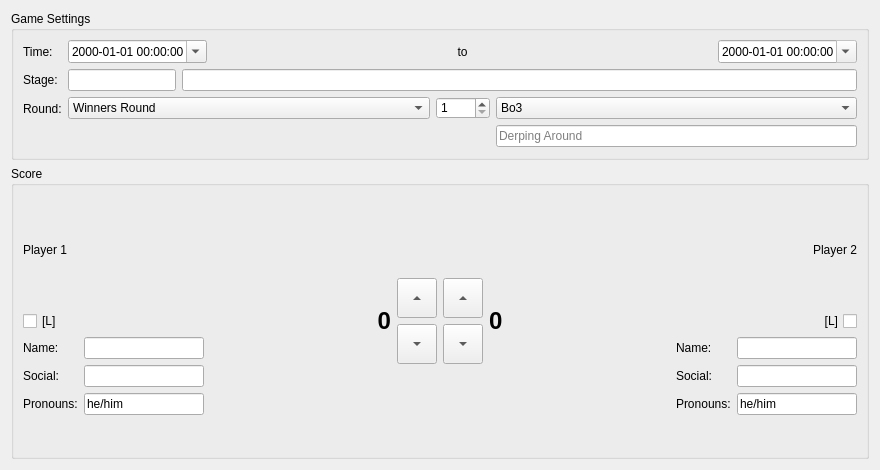
reframedultimate/ReFramed, file application/forms/MetaDataEditWidget_Game.ui: the form before one commit.
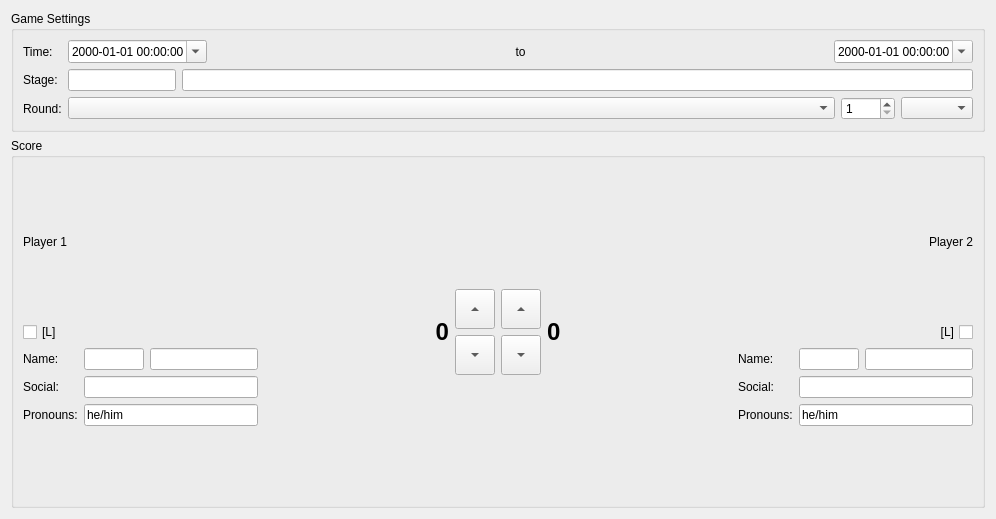
The form after the commit.

Commit message: Lots of new meta data

Diff of the .ui file:
```diff
--- a/application/forms/MetaDataEditWidget_Game.ui
+++ b/application/forms/MetaDataEditWidget_Game.ui
@@ -6,8 +6,8 @@
    <rect>
     <x>0</x>
     <y>0</y>
-    <width>880</width>
-    <height>470</height>
+    <width>996</width>
+    <height>519</height>
    </rect>
   </property>
   <property name="windowTitle">
@@ -136,90 +136,19 @@
        </widget>
       </item>
       <item row="2" column="1">
-       <layout class="QGridLayout" name="gridLayout">
-        <item row="1" column="3">
-         <widget class="QLineEdit" name="customSetFormat">
-          <property name="placeholderText">
-           <string>Derping Around</string>
-          </property>
-         </widget>
-        </item>
-        <item row="0" column="1">
-         <widget class="QComboBox" name="comboBox">
+       <layout class="QHBoxLayout" name="horizontalLayout_6">
+        <item>
+         <widget class="QComboBox" name="comboBox_roundType">
           <property name="sizePolicy">
            <sizepolicy hsizetype="MinimumExpanding" vsizetype="Fixed">
             <horstretch>0</horstretch>
             <verstretch>0</verstretch>
            </sizepolicy>
           </property>
-          <item>
-           <property name="text">
-            <string>Winners Round</string>
-           </property>
-          </item>
-          <item>
-           <property name="text">
-            <string>Winners Quarter Finals</string>
-           </property>
-          </item>
-          <item>
-           <property name="text">
-            <string>Winners Semi Finals</string>
-           </property>
-          </item>
-          <item>
-           <property name="text">
-            <string>Winners Finals</string>
-           </property>
-          </item>
-          <item>
-           <property name="text">
-            <string>Losers Round</string>
-           </property>
-          </item>
-          <item>
-           <property name="text">
-            <string>Losers Quarter Finals</string>
-           </property>
-          </item>
-          <item>
-           <property name="text">
-            <string>Losers Semi Finals</string>
-           </property>
-          </item>
-          <item>
-           <property name="text">
-            <string>Losers Finals</string>
-           </property>
-          </item>
-          <item>
-           <property name="text">
-            <string>Grand Finals</string>
-           </property>
-          </item>
-          <item>
-           <property name="text">
-            <string>Pools</string>
-           </property>
-          </item>
-          <item>
-           <property name="text">
-            <string>Single Round</string>
-           </property>
-          </item>
          </widget>
         </item>
-        <item row="0" column="3">
-         <widget class="QComboBox" name="setFormat">
-          <item>
-           <property name="text">
-            <string>Bo3</string>
-           </property>
-          </item>
-         </widget>
-        </item>
-        <item row="0" column="2">
-         <widget class="QSpinBox" name="spinBox">
+        <item>
+         <widget class="QSpinBox" name="spinBox_roundNumber">
           <property name="minimum">
            <number>1</number>
           </property>
@@ -228,6 +157,9 @@
           </property>
          </widget>
         </item>
+        <item>
+         <widget class="QComboBox" name="comboBox_setFormat"/>
+        </item>
        </layout>
       </item>
      </layout>
@@ -264,9 +196,6 @@
             </property>
            </widget>
           </item>
-          <item row="0" column="1">
-           <widget class="QLineEdit" name="lineEdit"/>
-          </item>
           <item row="1" column="0">
            <widget class="QLabel" name="label_12">
             <property name="text">
@@ -291,6 +220,36 @@
             </property>
            </widget>
           </item>
+          <item row="0" column="1">
+           <layout class="QHBoxLayout" name="horizontalLayout_4">
+            <item>
+             <widget class="QLineEdit" name="lineEdit_leftSponsor">
+              <property name="sizePolicy">
+               <sizepolicy hsizetype="Fixed" vsizetype="Fixed">
+                <horstretch>0</horstretch>
+                <verstretch>0</verstretch>
+               </sizepolicy>
+              </property>
+              <property name="maximumSize">
+               <size>
+                <width>60</width>
+                <height>16777215</height>
+               </size>
+              </property>
+             </widget>
+            </item>
+            <item>
+             <widget class="QLineEdit" name="lineEdit_leftName">
+              <property name="sizePolicy">
+               <sizepolicy hsizetype="Expanding" vsizetype="Fixed">
+                <horstretch>0</horstretch>
+                <verstretch>0</verstretch>
+               </sizepolicy>
+              </property>
+             </widget>
+            </item>
+           </layout>
+          </item>
          </layout>
         </item>
        </layout>
@@ -502,9 +461,6 @@
             </property>
            </widget>
           </item>
-          <item row="0" column="1">
-           <widget class="QLineEdit" name="lineEdit_2"/>
-          </item>
           <item row="1" column="0">
            <widget class="QLabel" name="label_13">
             <property name="text">
@@ -529,6 +485,36 @@
             </property>
            </widget>
           </item>
+          <item row="0" column="1">
+           <layout class="QHBoxLayout" name="horizontalLayout_5">
+            <item>
+             <widget class="QLineEdit" name="lineEdit_rightSponsor">
+              <property name="sizePolicy">
+               <sizepolicy hsizetype="Fixed" vsizetype="Fixed">
+                <horstretch>0</horstretch>
+                <verstretch>0</verstretch>
+               </sizepolicy>
+              </property>
+              <property name="maximumSize">
+               <size>
+                <width>60</width>
+                <height>16777215</height>
+               </size>
+              </property>
+             </widget>
+            </item>
+            <item>
+             <widget class="QLineEdit" name="lineEdit_rightName">
+              <property name="sizePolicy">
+               <sizepolicy hsizetype="Expanding" vsizetype="Fixed">
+                <horstretch>0</horstretch>
+                <verstretch>0</verstretch>
+               </sizepolicy>
+              </property>
+             </widget>
+            </item>
+           </layout>
+          </item>
          </layout>
         </item>
        </layout>
```
Left out of the diff: 36 changed lines with no effect on the pictures. The commit also changes 64 other files.
